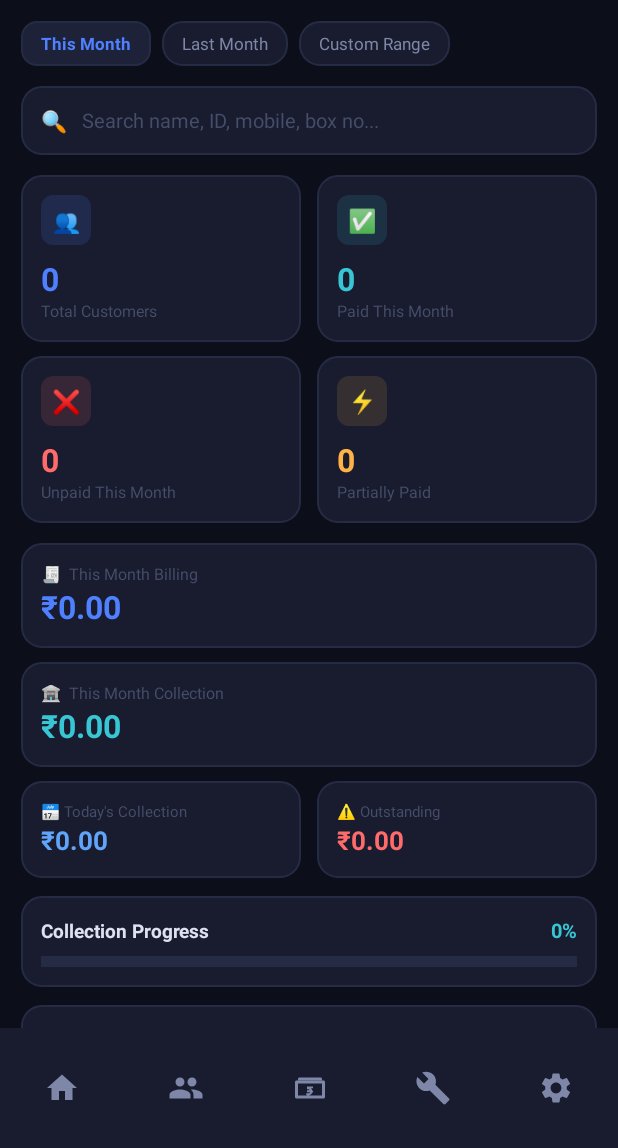
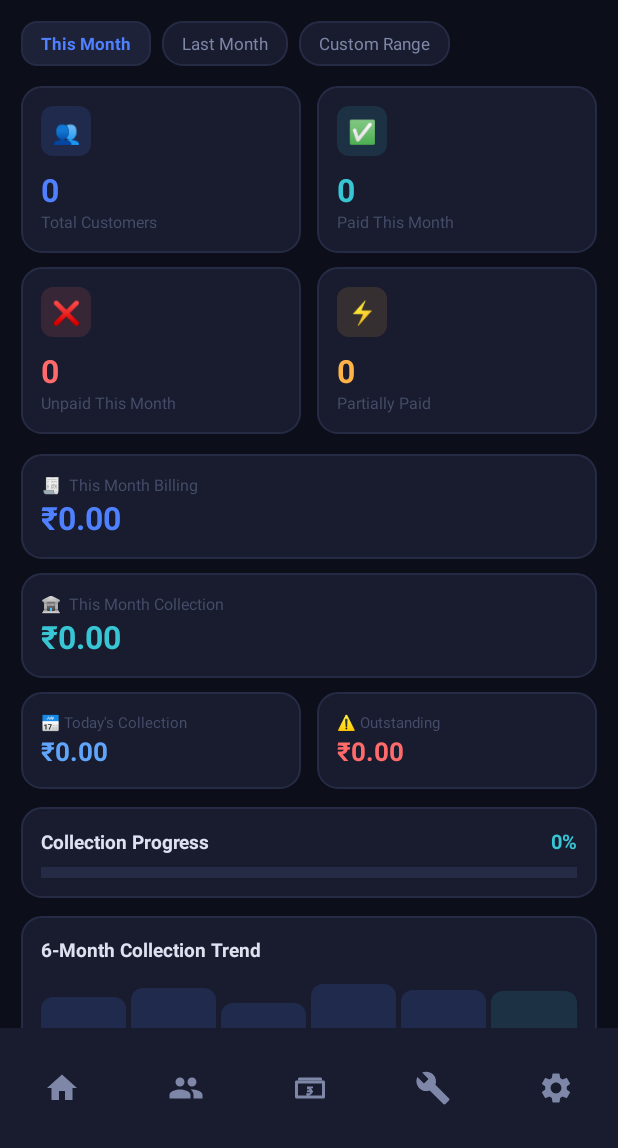
Before and after one commit to prudhvineelam1-debug/VinayakaCableNetwork, an Android app: the DashboardActivity screen opened directly, with no data from a screen before it, on a phone screen of 412 x 824 dp, the part 88-1236 px from its top. Run offline under Robolectric (Android 15) with nearby library versions, the phone set to English and light mode, and no system bars; our stand-ins replace Firebase (no records; nobody signed in at launch, a user with empty details on screens opened directly).

Commit message:
Remove Dashboard's own search bar — duplicated Search Customers screen
Dashboard's inline typeahead (added last commit) and the existing
Search Customers screen (reachable from the bottom nav and every
stat card) were two separate ways to search customers on the same
screen tier. Removed the Dashboard one; Search Customers stays as
the single search/filter/PDF-export surface. Stat cards still
navigate there correctly.

Co-Authored-By: Claude Sonnet 5 <noreply@anthropic.com>
Claude-Session: https://claude.ai/code/session_01FHCdiUpSaJSRLKh2UpF936

```diff
--- a/app/src/main/java/com/saimega/vinayakacablenetwork/CustomerRepository.kt
+++ b/app/src/main/java/com/saimega/vinayakacablenetwork/CustomerRepository.kt
@@ -35,7 +35,7 @@ class CustomerRepository {
     // CUSTOMER PAGINATION
     // =========================
 
-    fun mapDocToCustomer(doc: DocumentSnapshot): CustomerModel {
+    private fun mapDocToCustomer(doc: DocumentSnapshot): CustomerModel {
         val rawStatus = doc.getString("status")?.trim()
         val statusVal = if (rawStatus.isNullOrEmpty()) "DATA_ERROR" else rawStatus
         val paymentStatusRaw = doc.getString("paymentStatus")?.trim()
--- a/app/src/main/java/com/saimega/vinayakacablenetwork/DashboardActivity.kt
+++ b/app/src/main/java/com/saimega/vinayakacablenetwork/DashboardActivity.kt
@@ -3,10 +3,8 @@ package com.saimega.vinayakacablenetwork
 import android.content.Intent
 import android.os.Bundle
 import android.view.View
-import android.widget.EditText
 import android.widget.TextView
 import android.widget.Toast
-import androidx.core.widget.doAfterTextChanged
 import androidx.lifecycle.lifecycleScope
 import com.google.firebase.firestore.FirebaseFirestore
 import kotlinx.coroutines.launch
@@ -41,9 +39,6 @@ class DashboardActivity : BaseActivity() {
 
     private var countListener: com.google.firebase.firestore.ListenerRegistration? = null
     private var role: String = Roles.ADMIN
-    private var allCustomersCache: List<CustomerModel> = emptyList()
-    private val customerRepository = CustomerRepository()
-    private lateinit var searchResultsContainer: android.widget.LinearLayout
 
     private val currencyFormatter: NumberFormat by lazy {
         NumberFormat.getCurrencyInstance(Locale("en", "IN"))
@@ -104,55 +99,7 @@ class DashboardActivity : BaseActivity() {
         }
         findViewById<TextView>(R.id.tvTopSubtitle).text = "$roleLabel · Vinayaka Cable Network"
 
-        searchResultsContainer = findViewById(R.id.searchResultsContainer)
-        setupDashboardSearch()
         setupStatCardNavigation()
-    }
-
-    private fun setupDashboardSearch() {
-        val searchBox = findViewById<EditText>(R.id.etDashboardSearch)
-        searchBox.doAfterTextChanged { text ->
-            val query = text?.toString().orEmpty().trim()
-            if (query.isEmpty()) {
-                searchResultsContainer.visibility = View.GONE
-                return@doAfterTextChanged
-            }
-
-            val lower = query.lowercase()
-            val matches = allCustomersCache.filter { c ->
-                c.name.lowercase().contains(lower) ||
-                    c.id.lowercase().contains(lower) ||
-                    c.phone.contains(query) ||
-                    c.boxNumber.lowercase().contains(lower)
-            }.sortedWith(
-                compareByDescending<CustomerModel> { it.name.lowercase().startsWith(lower) || it.id.lowercase().startsWith(lower) }
-                    .thenBy { it.name.lowercase() }
-            ).take(8)
-
-            renderSearchResults(matches)
-        }
-    }
-
-    private fun renderSearchResults(matches: List<CustomerModel>) {
-        searchResultsContainer.removeAllViews()
-        if (matches.isEmpty()) {
-            searchResultsContainer.visibility = View.GONE
-            return
-        }
-        for (customer in matches) {
-            val row = layoutInflater.inflate(R.layout.item_search_result_row, searchResultsContainer, false)
-            row.findViewById<TextView>(R.id.tvResultName).text = customer.name
-            row.findViewById<TextView>(R.id.tvResultSubtitle).text = "${customer.id} · ${customer.phone}"
-            row.setOnClickListener {
-                val intent = Intent(this, CustomerDetailsActivity::class.java).apply {
-                    putExtra("seriesNumber", customer.id)
-                    putExtra("customerModel", customer)
-                }
-                startActivity(intent)
-            }
-            searchResultsContainer.addView(row)
-        }
-        searchResultsContainer.visibility = View.VISIBLE
     }
 
     private fun setupStatCardNavigation() {
@@ -401,8 +348,6 @@ class DashboardActivity : BaseActivity() {
                 tvPartialCount.text = partial.toString()
                 tvTotalCount.text = snapshot.size().toString()
                 tvActiveCount.text = active.toString()
-
-                allCustomersCache = snapshot.documents.map { customerRepository.mapDocToCustomer(it) }
             }
 
         db.collection("complaints").whereEqualTo("status", "NEW").addSnapshotListener { snap, _ ->
--- a/app/src/main/res/layout/activity_dashboard.xml
+++ b/app/src/main/res/layout/activity_dashboard.xml
@@ -123,48 +123,6 @@
                             android:paddingVertical="7dp" />
                     </LinearLayout>
                 </HorizontalScrollView>
-
-                <!-- Search bar -->
-                <LinearLayout
-                    android:layout_width="match_parent"
-                    android:layout_height="46dp"
-                    android:orientation="horizontal"
-                    android:gravity="center_vertical"
-                    android:background="@drawable/cm_bg_card"
-                    android:paddingHorizontal="13dp"
-                    android:layout_marginBottom="13dp">
-
-                    <TextView
-                        android:layout_width="wrap_content"
-                        android:layout_height="wrap_content"
-                        android:text="🔍"
-                        android:textSize="14sp" />
-
-                    <EditText
-                        android:id="@+id/etDashboardSearch"
-                        android:layout_width="0dp"
-                        android:layout_height="match_parent"
-                        android:layout_weight="1"
-                        android:layout_marginStart="9dp"
-                        android:background="@android:color/transparent"
-                        android:hint="Search name, ID, mobile, box no..."
-                        android:textColorHint="@color/cm_text_tertiary"
-                        android:textColor="@color/cm_text_primary"
-                        android:textSize="13sp"
-                        android:singleLine="true"
-                        android:imeOptions="actionSearch" />
-                </LinearLayout>
-
-                <!-- Live search results (typeahead) -->
-                <LinearLayout
-                    android:id="@+id/searchResultsContainer"
-                    android:layout_width="match_parent"
-                    android:layout_height="wrap_content"
-                    android:orientation="vertical"
-                    android:background="@drawable/cm_bg_card"
-                    android:padding="7dp"
-                    android:layout_marginBottom="13dp"
-                    android:visibility="gone" />
 
                 <!-- 2x2 stat grid -->
                 <LinearLayout
```
Also changed, not shown: app/src/main/res/layout/item_search_result_row.xml (deleted, +0 -31 lines).
